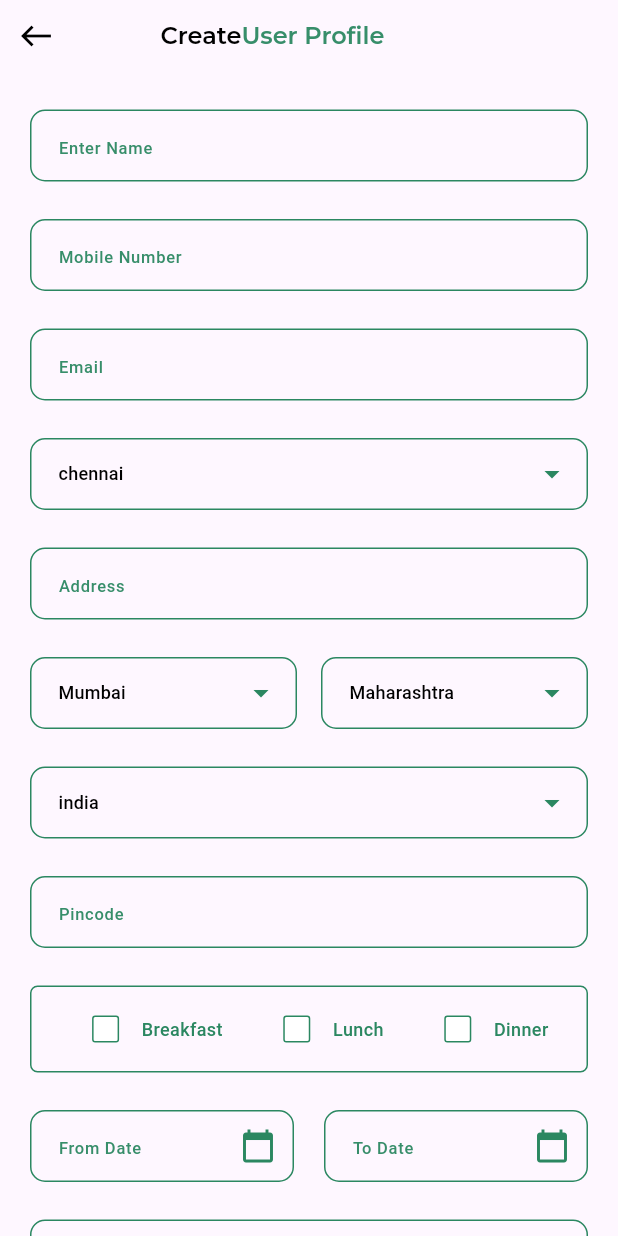
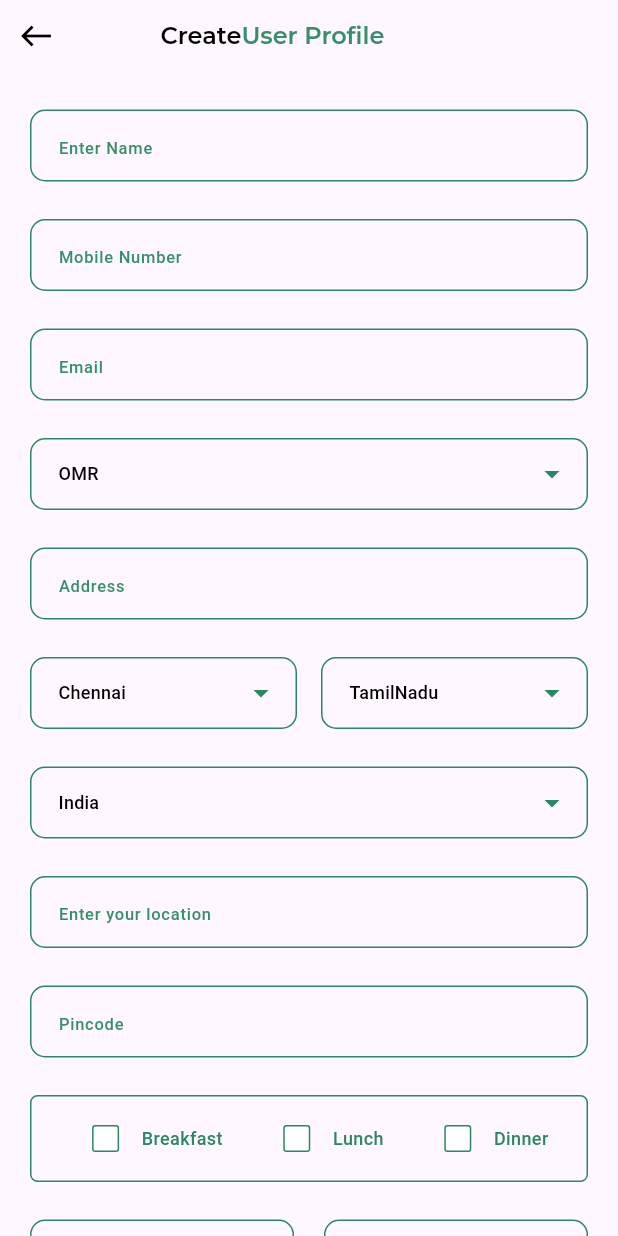
Before and after one commit to JeniferCherinFC/coupon_Admin, a Flutter app: the CreateUserProfile screen opened directly, on a phone screen of 412 x 824 dp. Run offline on Flutter 3.47's test engine with Material 3 defaults, Android fonts, the light colour scheme and no system bars; our stand-ins replace dio, flutter_svg, google_fonts, qr_flutter, shared_preferences; missing offline and left inert: qr_code_scanner; accounts and stored records are empty; Roboto replaces fonts that are missing (Commissioner).

Commit message:
Create user

```diff
--- a/lib/constant/global_variable.dart
+++ b/lib/constant/global_variable.dart
@@ -1 +1 @@
-String baseUrl = "http://192.168.1.6/cupon_app/public/index.php/api" ;
+String baseUrl = "http://192.168.1.13/cupon_app/public/index.php/api" ;
--- a/lib/pages/create_user_profile.dart
+++ b/lib/pages/create_user_profile.dart
@@ -6,6 +6,9 @@ import 'package:google_fonts/google_fonts.dart';
 import 'package:intl/intl.dart';
 import 'package:ivs_admin/pages/create_user.dart';
 import 'package:ivs_admin/pages/password.dart';
+import 'package:shared_preferences/shared_preferences.dart';
+
+import '../service/user_creation.dart';
 
 class CreateUserProfile extends StatefulWidget {
   const CreateUserProfile({Key? key}) : super(key: key);
@@ -16,6 +19,9 @@ class CreateUserProfile extends StatefulWidget {
 
 class _CreateUserProfileState extends State<CreateUserProfile> {
   final TextEditingController nameController = TextEditingController();
+  final TextEditingController locationController = TextEditingController();
+
+
   final TextEditingController mobilenumbercontroller = TextEditingController();
   final TextEditingController emailcontroller = TextEditingController();
   final TextEditingController addresscontroller = TextEditingController();
@@ -34,18 +40,36 @@ class _CreateUserProfileState extends State<CreateUserProfile> {
   bool checkbox2 = false;
   bool checkbox3 = false;
 
+late int check1 ;
+  late int check2 ;
+  late int check3 ;
+
+  int Checkeddata() {
+    if (checkbox1 == true) {
+      return  check1 =1;
+    }
+    if (checkbox2 == true){
+      return check2 =1;
+    }
+    if (checkbox3 == true){
+      return  check3 =1;
+    }
+    return 0;
+  }
 ////////////////////////////////////////////////////////////////////////////////
 
-  String selectedCustomerbranch = 'chennai';
-  String selectedPaymentMode = 'Credit Card';
-  String selectedCustomercountry = 'india';
-  String selectedCity = 'Mumbai';
-  String selectedState = 'Maharashtra';
+  String selectedCustomerbranch = 'OMR';
+  String selectedPaymentMode = 'Cash';
+  String selectedCustomercountry = 'India';
+  String selectedCity = 'Chennai';
+  String selectedState = 'TamilNadu';
 
 ////////////////////////////////////////////////////////////////////////////////
   DateTime? _selectedDate;
 
   Future<void> _selectFromDate() async {
+
+
     DateTime now = DateTime.now();
     DateTime firstDate = DateTime(now.year, now.month, now.day);
     DateTime lastDate = firstDate.add(const Duration(days: 30 * 3));
@@ -60,13 +84,16 @@ class _CreateUserProfileState extends State<CreateUserProfile> {
     if (picked != null && picked != _selectedDate) {
       setState(() {
         _selectedDate = picked;
-        String formattedDate = DateFormat('dd-MM-yyyy').format(picked);
+        String formattedDate = DateFormat('yyyy-MM-dd').format(picked);
         _startDateController.text = formattedDate;
       });
     }
   }
 
   Future<void> _selectToDate() async {
+
+
+
     DateTime now = DateTime.now();
     DateTime firstDate = DateTime(now.year, now.month, now.day);
     DateTime lastDate =
@@ -82,13 +109,55 @@ class _CreateUserProfileState extends State<CreateUserProfile> {
     if (picked != null && picked != _selectedDate) {
       setState(() {
         _selectedDate = picked;
-        String formattedDate = DateFormat('dd-MM-yyyy').format(picked);
+        String formattedDate = DateFormat('yyyy-MM-dd').format(picked);
         _toDateController.text = formattedDate;
       });
     }
   }
 
 ////////////////////////////////////////////////////////////////////////////////
+
+String? cname;
+  UserCreateAd createUser = UserCreateAd();
+
+  uSercreation() async {
+
+    SharedPreferences prefs = await SharedPreferences.getInstance();
+    cname = prefs.getString("name");
+
+
+    createUser.createuser(
+      mobileNumber: mobilenumbercontroller.text,
+      name:nameController.text,
+      email:emailcontroller.text,
+      branch:selectedCustomerbranch,
+      location:locationController.text,
+      address:addresscontroller.text,
+      city:selectedCity,
+      state:selectedState,
+      pincode:pincodecontroller.text,
+      country:selectedCustomercountry,
+      sDate:_startDateController.text,
+      eDate:_toDateController.text,
+      paymentMode:selectedPaymentMode,
+      amountPaid:totalamountcontroller.text,
+      createdBy:cname,
+      isBreakfast:Checkeddata(),
+      isDinner:Checkeddata(),
+      isLunch:Checkeddata(),
+      context: context,
+    );
+  }
+
+
+
+  void initState() {
+    Checkeddata();
+    super.initState();
+  }
+
+
+
   @override
   Widget build(BuildContext context) {
       final screenWidth = MediaQuery.of(context).size.width;
@@ -315,9 +384,9 @@ class _CreateUserProfileState extends State<CreateUserProfile> {
                                 1), // Change the color of the dropdown icon
                           ),
                           items: [
-                            'chennai',
-                            'kovai',
-                            'trichy',
+                            'OMR',
+                            'VSI Estate',
+                            // 'Kancheepuram',
                           ].map<DropdownMenuItem<String>>((String value) {
                             return DropdownMenuItem<String>(
                               value: value,
@@ -423,9 +492,9 @@ class _CreateUserProfileState extends State<CreateUserProfile> {
                                         1), // Change the color of the dropdown icon
                                   ),
                                   items: [
-                                    'Mumbai',
-                                    'Delhi',
-                                    'Bangalore',
+                                    'Chennai',
+                                    'Thiruvallur',
+                                    'Kancheepuram',
                                   ].map<DropdownMenuItem<String>>(
                                       (String value) {
                                     return DropdownMenuItem<String>(
@@ -493,9 +562,9 @@ class _CreateUserProfileState extends State<CreateUserProfile> {
                                         1), // Change the color of the dropdown icon
                                   ),
                                   items: [
-                                    'Maharashtra',
-                                    'Delhi',
-                                    'Karnataka',
+                                    'TamilNadu',
+
+                                    // 'Karnataka',
                                   ].map<DropdownMenuItem<String>>(
                                       (String value) {
                                     return DropdownMenuItem<String>(
@@ -562,9 +631,9 @@ class _CreateUserProfileState extends State<CreateUserProfile> {
                                 1), // Change the color of the dropdown icon
                           ),
                           items: [
-                            'india',
-                            'pakistan',
-                            'Russia',
+                            'India',
+                            // 'pakistan',
+                            // 'Russia',
                           ].map<DropdownMenuItem<String>>((String value) {
                             return DropdownMenuItem<String>(
                               value: value,
@@ -579,13 +648,56 @@ class _CreateUserProfileState extends State<CreateUserProfile> {
                           }).toList(),
                         ),
                         const SizedBox(height: 25),
+
+                        TextFormField(
+                          autovalidateMode: AutovalidateMode.onUserInteraction,
+                          controller: locationController,
+                          validator: (value) {
+                            if (value == null || value.isEmpty) {
+                              return 'This field is required';
+                            }
+                            return null;
+                          },
+                          decoration: InputDecoration(
+                            hintText: 'Enter your location',
+                            hintStyle: GoogleFonts.commissioner(
+                              fontSize: 11,
+                              fontWeight: FontWeight.w500,
+                              color: const Color.fromRGBO(43, 135, 97, 0.94),
+                            ),
+                            contentPadding: const EdgeInsets.symmetric(
+                              vertical: 5.0,
+                              horizontal: 15.0,
+                            ),
+                            focusedBorder: OutlineInputBorder(
+                              borderRadius: BorderRadius.circular(10),
+                              borderSide: const BorderSide(
+                                color: Color.fromRGBO(43, 135, 97, 1),
+                                width: 1.5,
+                              ),
+                            ),
+                            enabledBorder: OutlineInputBorder(
+                              borderRadius: BorderRadius.circular(10),
+                              borderSide: const BorderSide(
+                                color: Color.fromRGBO(43, 135, 97, 1),
+                                width: 1,
+                              ),
+                            ),
+                            border: OutlineInputBorder(
+                              borderRadius: BorderRadius.circular(5),
+                            ),
+                          ),
+                        ),
+
+
+                        const SizedBox(height: 25),
                         TextFormField(
                           autovalidateMode: AutovalidateMode.onUserInteraction,
                           controller: pincodecontroller,
                           validator: (value) {
                             if (value == null || value.isEmpty) {
                               return 'This field is required';
-                            } else if (value.length < 10) {
+                            } else if (value.length < 6) {
                               return 'Please enter a 6-digit pin code';
                             }
                             return null;
@@ -904,8 +1016,8 @@ class _CreateUserProfileState extends State<CreateUserProfile> {
                                 1), // Change the color of the dropdown icon
                           ),
                           items: [
-                            'Credit Card',
-                            'Debit Card',
+                            'Cash',
+                            // 'Debit Card',
                             'Online Banking',
                           ].map<DropdownMenuItem<String>>((String value) {
                             return DropdownMenuItem<String>(
@@ -982,11 +1094,13 @@ class _CreateUserProfileState extends State<CreateUserProfile> {
                       backgroundColor: const Color.fromRGBO(43, 135, 97, 1),
                     ),
                     onPressed: () {
-                      Navigator.of(context).push(
-                        MaterialPageRoute(
-                          builder: (context) => const Password(),
-                        ),
-                      );
+
+                      uSercreation();
+                      // Navigator.of(context).push(
+                      //   MaterialPageRoute(
+                      //     builder: (context) => const Password(),
+                      //   ),
+                      // );
                     },
                     child: Text(
                       'Submit',
```
Also changed, not shown: lib/model/usercreation.dart (added, +67 -0 lines), lib/pages/password.dart (+14 -5 lines), lib/service/user_creation.dart (added, +134 -0 lines).
